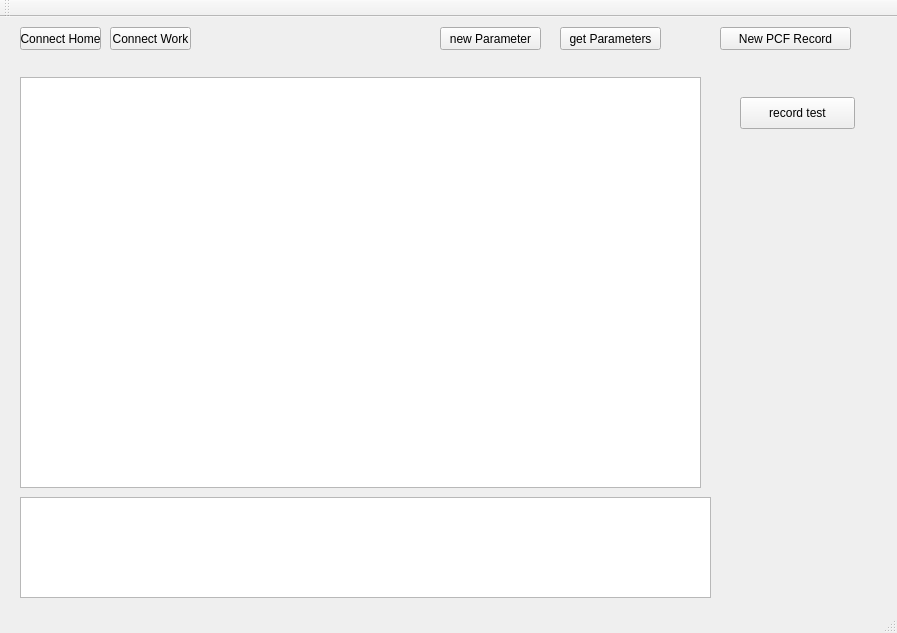
Above: application/GUI/SC2KGUI/mainwindow.ui from leodido99/srdb_manager before the change. Below: the same form after it.
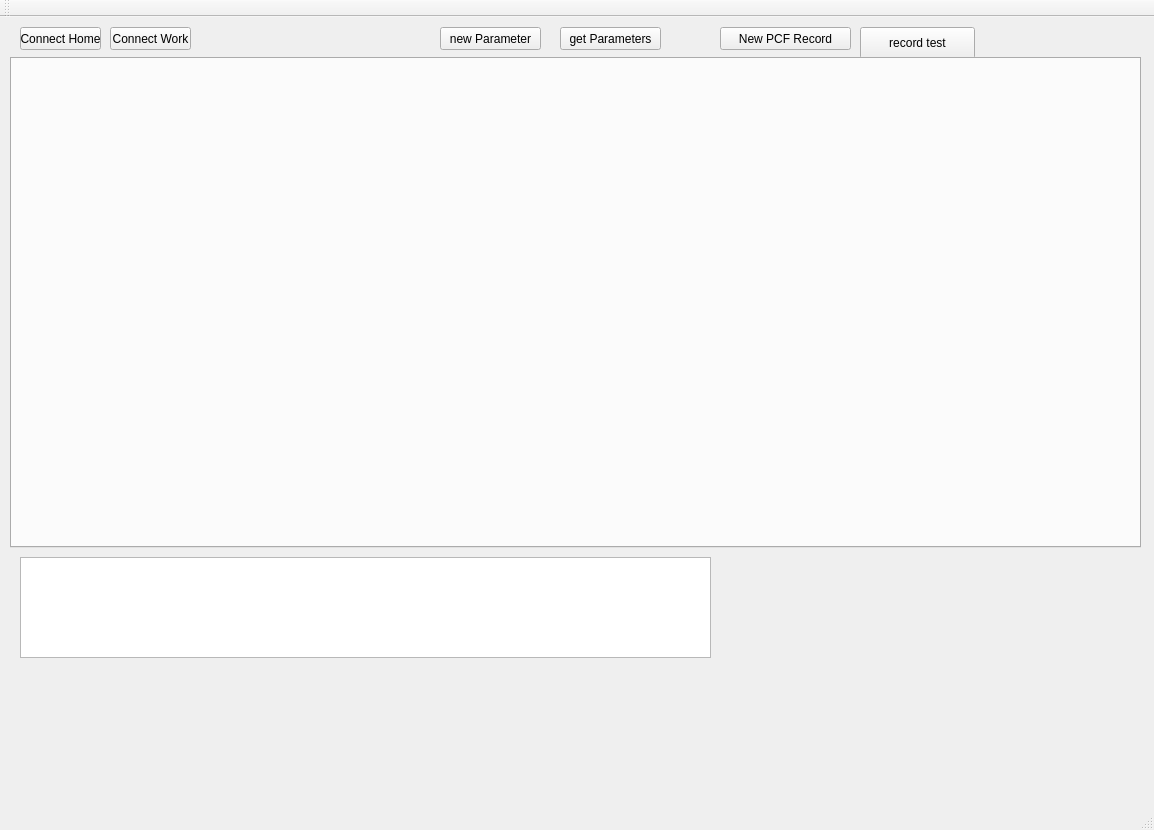
That is the form after the change.

Commit message: Dynamic creation of the tabs with each table

Patch:
```diff
--- a/application/GUI/SC2KGUI/mainwindow.ui
+++ b/application/GUI/SC2KGUI/mainwindow.ui
@@ -6,8 +6,8 @@
    <rect>
     <x>0</x>
     <y>0</y>
-    <width>897</width>
-    <height>633</height>
+    <width>1154</width>
+    <height>830</height>
    </rect>
   </property>
   <property name="windowTitle">
@@ -53,21 +53,11 @@
      <string>get Parameters</string>
     </property>
    </widget>
-   <widget class="QTableView" name="tblPCF">
-    <property name="geometry">
-     <rect>
-      <x>20</x>
-      <y>60</y>
-      <width>681</width>
-      <height>411</height>
-     </rect>
-    </property>
-   </widget>
    <widget class="QListWidget" name="listLog">
     <property name="geometry">
      <rect>
       <x>20</x>
-      <y>480</y>
+      <y>540</y>
       <width>691</width>
       <height>101</height>
      </rect>
@@ -102,8 +92,8 @@
    <widget class="QPushButton" name="pushButton">
     <property name="geometry">
      <rect>
-      <x>740</x>
-      <y>80</y>
+      <x>860</x>
+      <y>10</y>
       <width>115</width>
       <height>32</height>
      </rect>
@@ -112,6 +102,19 @@
      <string>record test</string>
     </property>
    </widget>
+   <widget class="QTabWidget" name="tabDBTables">
+    <property name="geometry">
+     <rect>
+      <x>10</x>
+      <y>40</y>
+      <width>1131</width>
+      <height>491</height>
+     </rect>
+    </property>
+    <property name="currentIndex">
+     <number>-1</number>
+    </property>
+   </widget>
   </widget>
   <widget class="QMenuBar" name="menuBar">
    <property name="geometry">
```
Left out of the diff: 4 changed lines with no effect on the pictures. The commit also changes 5 other files.
